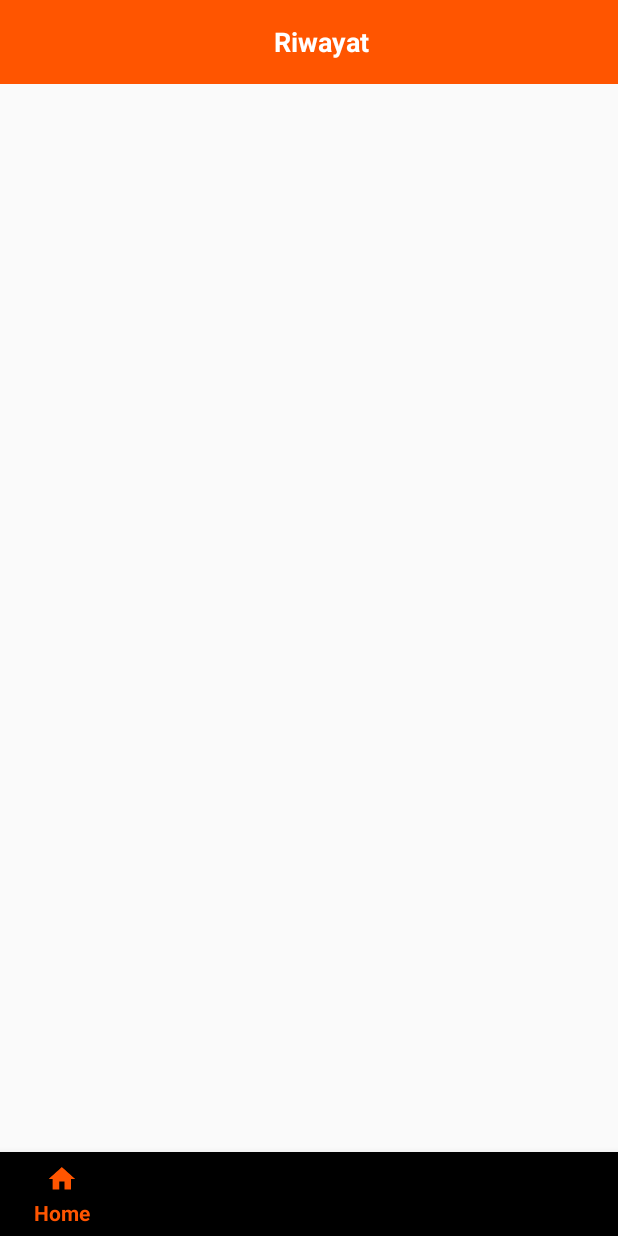
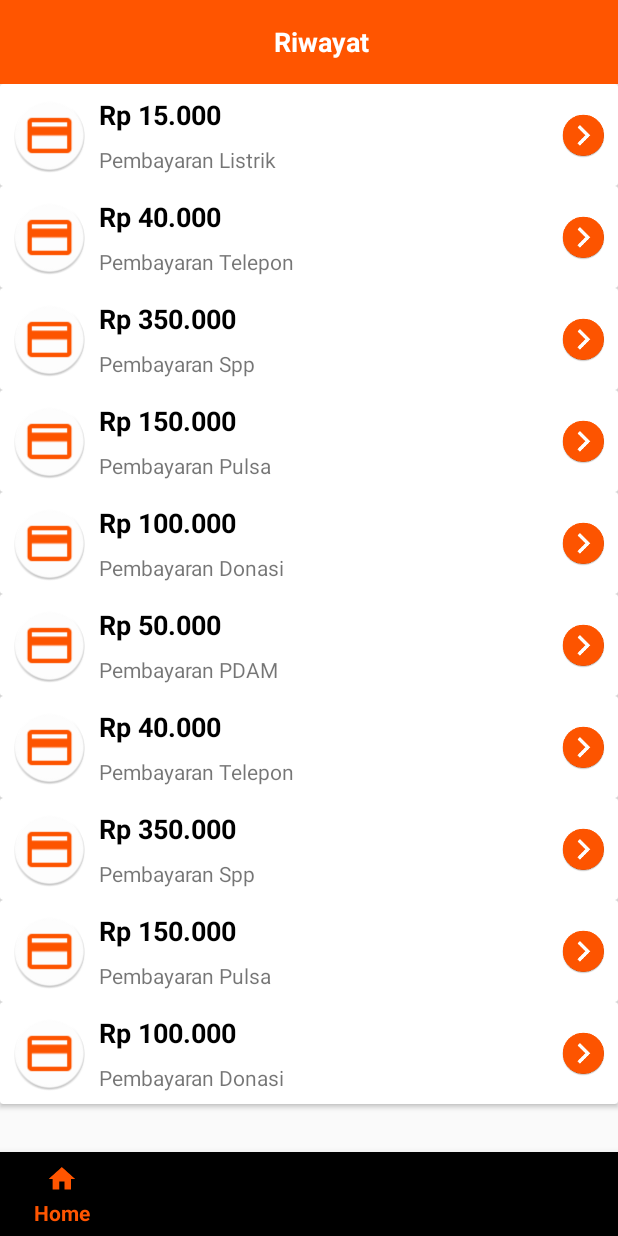
Before and after one commit to CevinWays/umuclone, an Android app: the fragment RiwayatFragment placed in its activity, on a phone screen of 412 x 824 dp. Run offline under Robolectric (Android 15) with nearby library versions, the light colour scheme and no system bars.

Commit message:
adding riwayat with recycleview

```diff
--- /dev/null
+++ b/app/src/main/java/com/cevin/umuclone/riwayat/CardViewRiwayatAdapter.java
@@ -0,0 +1,65 @@
+package com.cevin.umuclone.riwayat;
+
+import android.content.Context;
+import android.support.annotation.NonNull;
+import android.support.v7.widget.RecyclerView;
+import android.view.LayoutInflater;
+import android.view.View;
+import android.view.ViewGroup;
+import android.widget.TextView;
+
+import com.cevin.umuclone.R;
+import com.cevin.umuclone.riwayat.model.ModelRiwayat;
+
+import java.util.ArrayList;
+
+public class CardViewRiwayatAdapter extends RecyclerView.Adapter<CardViewRiwayatAdapter.CardViewViewHolder> {
+    Context context;
+    private ArrayList<ModelRiwayat> listRiwayat;
+
+    public ArrayList<ModelRiwayat> getListRiwayat() {
+        return listRiwayat;
+    }
+
+    public void setListRiwayat(ArrayList<ModelRiwayat> listRiwayat) {
+        this.listRiwayat = listRiwayat;
+    }
+
+    public CardViewRiwayatAdapter(Context context) {
+        this.context = context;
+    }
+
+    @NonNull
+    @Override
+    public CardViewRiwayatAdapter.CardViewViewHolder onCreateViewHolder(@NonNull ViewGroup viewGroup, int i) {
+        View view = LayoutInflater.from(viewGroup.getContext()).inflate(R.layout.item_cardview_riwayat, viewGroup, false);
+
+        return new CardViewViewHolder(view);
+    }
+
+    @Override
+    public void onBindViewHolder(@NonNull CardViewRiwayatAdapter.CardViewViewHolder cardViewViewHolder, int i) {
+        ModelRiwayat m = getListRiwayat().get(i);
+
+        cardViewViewHolder.textViewTotal.setText(m.getRiwayatTotal());
+        cardViewViewHolder.textViewDesc.setText(m.getRiwayatDesc());
+    }
+
+    @Override
+    public int getItemCount() {
+        return getListRiwayat().size();
+    }
+
+    public class CardViewViewHolder extends RecyclerView.ViewHolder{
+
+        TextView textViewTotal;
+        TextView textViewDesc;
+
+        public CardViewViewHolder(@NonNull View itemView) {
+            super(itemView);
+
+            textViewTotal = itemView.findViewById(R.id.textView_total_riwayat);
+            textViewDesc = itemView.findViewById(R.id.textView_desc_riwayat);
+        }
+    }
+}
--- /dev/null
+++ b/app/src/main/java/com/cevin/umuclone/riwayat/RiwayatData.java
@@ -0,0 +1,34 @@
+package com.cevin.umuclone.riwayat;
+
+import com.cevin.umuclone.riwayat.model.ModelRiwayat;
+
+import java.util.ArrayList;
+
+public class RiwayatData {
+
+    public static String[][] dataRiwayat = new String[][]{
+            {"Rp 15.000","Pembayaran Listrik"},
+            {"Rp 40.000","Pembayaran Telepon"},
+            {"Rp 350.000","Pembayaran Spp"},
+            {"Rp 150.000","Pembayaran Pulsa"},
+            {"Rp 100.000","Pembayaran Donasi"},
+            {"Rp 50.000","Pembayaran PDAM"},
+            {"Rp 40.000","Pembayaran Telepon"},
+            {"Rp 350.000","Pembayaran Spp"},
+            {"Rp 150.000","Pembayaran Pulsa"},
+            {"Rp 100.000","Pembayaran Donasi"},
+    };
+
+    public static ArrayList<ModelRiwayat> getListData(){
+        ModelRiwayat modelRiwayat = null;
+        ArrayList<ModelRiwayat> list = new ArrayList<>();
+        for(String[] aData : dataRiwayat){
+            modelRiwayat = new ModelRiwayat();
+            modelRiwayat.setRiwayatTotal(aData[0]);
+            modelRiwayat.setRiwayatDesc(aData[1]);
+
+            list.add(modelRiwayat);
+        }
+        return list;
+    }
+}
--- a/app/src/main/java/com/cevin/umuclone/riwayat/RiwayatFragment.java
+++ b/app/src/main/java/com/cevin/umuclone/riwayat/RiwayatFragment.java
@@ -4,16 +4,25 @@
 import android.support.annotation.NonNull;
 import android.support.annotation.Nullable;
 import android.support.v4.app.Fragment;
+import android.support.v7.widget.LinearLayoutManager;
+import android.support.v7.widget.RecyclerView;
+import android.util.Log;
 import android.view.LayoutInflater;
 import android.view.View;
 import android.view.ViewGroup;
 import android.widget.TextView;
 
 import com.cevin.umuclone.R;
+import com.cevin.umuclone.riwayat.model.ModelRiwayat;
+
+import java.util.ArrayList;
 
 public class RiwayatFragment extends Fragment {
 
-    TextView textViewToolbar;
+    private TextView textViewToolbar;
+    private RecyclerView recyclerViewRiwayat;
+    private ArrayList<ModelRiwayat> list = new ArrayList<>();
+
 
     public RiwayatFragment(){
 
@@ -25,8 +34,21 @@
         View view = inflater.inflate(R.layout.fragment_riwayat, container, false);
 
         textViewToolbar = view.findViewById(R.id.textView_toolbar);
+        recyclerViewRiwayat = view.findViewById(R.id.recycleView_riwayat);
+
         textViewToolbar.setText("Riwayat");
+        list.addAll(RiwayatData.getListData());
+        showRecycleCardView();
+
+        Log.d("riwayatfrag", String.valueOf(list));
 
         return view;
     }
+
+    private void showRecycleCardView() {
+        recyclerViewRiwayat.setLayoutManager(new LinearLayoutManager(this.getContext()));
+        CardViewRiwayatAdapter cardViewRiwayatAdapter = new CardViewRiwayatAdapter(this.getContext());
+        cardViewRiwayatAdapter.setListRiwayat(list);
+        recyclerViewRiwayat.setAdapter(cardViewRiwayatAdapter);
+    }
 }
--- /dev/null
+++ b/app/src/main/java/com/cevin/umuclone/riwayat/model/ModelRiwayat.java
@@ -0,0 +1,29 @@
+package com.cevin.umuclone.riwayat.model;
+
+public class ModelRiwayat {
+    private String riwayatTitle, riwayatDesc, riwayatTotal;
+
+    public String getRiwayatTitle() {
+        return riwayatTitle;
+    }
+
+    public void setRiwayatTitle(String riwayatTitle) {
+        this.riwayatTitle = riwayatTitle;
+    }
+
+    public String getRiwayatDesc() {
+        return riwayatDesc;
+    }
+
+    public void setRiwayatDesc(String riwayatDesc) {
+        this.riwayatDesc = riwayatDesc;
+    }
+
+    public String getRiwayatTotal() {
+        return riwayatTotal;
+    }
+
+    public void setRiwayatTotal(String riwayatTotal) {
+        this.riwayatTotal = riwayatTotal;
+    }
+}
--- a/app/src/main/res/layout/component_toolbar_umu.xml
+++ b/app/src/main/res/layout/component_toolbar.xml
@@ -7,10 +7,11 @@
     <android.support.v7.widget.Toolbar
         android:layout_width="match_parent"
         android:layout_height="wrap_content"
+        android:background="@color/colorPrimary"
+        android:padding="@dimen/dimen_8dp"
+        app:layout_constraintEnd_toEndOf="parent"
         app:layout_constraintStart_toStartOf="parent"
-        app:layout_constraintEnd_toEndOf="parent"
-        app:layout_constraintTop_toTopOf="parent"
-        android:background="@color/colorPrimary">
+        app:layout_constraintTop_toTopOf="parent">
 
         <android.support.constraint.ConstraintLayout
             android:layout_width="match_parent"
--- a/app/src/main/res/layout/fragment_inbox.xml
+++ b/app/src/main/res/layout/fragment_inbox.xml
@@ -10,7 +10,7 @@
         android:id="@+id/toolbar_inbox"
         android:layout_width="match_parent"
         android:layout_height="wrap_content"
-        layout="@layout/component_toolbar_umu"
+        layout="@layout/component_toolbar"
         app:layout_constraintStart_toStartOf="parent"
         app:layout_constraintEnd_toEndOf="parent"
         app:layout_constraintTop_toTopOf="parent"/>
--- a/app/src/main/res/layout/fragment_riwayat.xml
+++ b/app/src/main/res/layout/fragment_riwayat.xml
@@ -10,15 +10,16 @@
         android:id="@+id/toolbar_riwayat"
         android:layout_width="match_parent"
         android:layout_height="wrap_content"
-        layout="@layout/component_toolbar_umu"/>
+        layout="@layout/component_toolbar"/>
 
-    <ListView
-        android:id="@+id/listView_riwayat"
+    <android.support.v7.widget.RecyclerView
+        android:id="@+id/recycleView_riwayat"
         android:layout_width="match_parent"
-        android:layout_height="wrap_content"
+        android:layout_height="0dp"
         android:clickable="true"
         android:focusable="true"
         app:layout_constraintTop_toBottomOf="@+id/toolbar_riwayat"
+        app:layout_constraintBottom_toBottomOf="parent"
         app:layout_constraintStart_toStartOf="parent"
         app:layout_constraintEnd_toEndOf="parent"/>
 </android.support.constraint.ConstraintLayout>
--- a/app/src/main/res/layout/item_cardview_inbox.xml
+++ b/app/src/main/res/layout/item_cardview_inbox.xml
@@ -23,29 +23,33 @@
 
         <TextView
             android:id="@+id/textView_title_inbox_umu"
-            android:layout_width="wrap_content"
+            android:layout_width="0dp"
             android:layout_height="wrap_content"
-            android:layout_marginStart="32dp"
+            android:layout_marginStart="24dp"
             android:layout_marginTop="@dimen/dimen_8dp"
-            android:text="Bokek ini?, Cek Promo UMU yuk!"
+            android:layout_marginEnd="8dp"
             android:maxLength="200"
             android:maxLines="1"
+            android:text="Bokek ini?, Cek Promo UMU yuk!"
             android:textColor="@android:color/black"
             android:textSize="16sp"
             android:textStyle="bold"
+            app:layout_constraintEnd_toEndOf="parent"
             app:layout_constraintStart_toEndOf="@id/imageView_inbox_umu"
             app:layout_constraintTop_toTopOf="parent" />
 
         <TextView
             android:id="@+id/textView_desc_inbox_umu"
-            android:layout_width="wrap_content"
+            android:layout_width="0dp"
             android:layout_height="wrap_content"
-            android:layout_marginStart="32dp"
+            android:layout_marginStart="24dp"
+            android:layout_marginEnd="8dp"
             android:layout_marginBottom="8dp"
             android:maxLength="200"
             android:maxLines="1"
             android:text="Ada promo UMU nih, yuk cek sebelum"
             app:layout_constraintBottom_toBottomOf="parent"
+            app:layout_constraintEnd_toEndOf="parent"
             app:layout_constraintStart_toEndOf="@id/imageView_inbox_umu"
             app:layout_constraintTop_toBottomOf="@id/textView_title_inbox_umu" />
 
--- /dev/null
+++ b/app/src/main/res/layout/item_cardview_riwayat.xml
@@ -0,0 +1,65 @@
+<?xml version="1.0" encoding="utf-8"?>
+<android.support.v7.widget.CardView xmlns:android="http://schemas.android.com/apk/res/android"
+    android:layout_width="match_parent"
+    android:layout_height="wrap_content"
+    xmlns:app="http://schemas.android.com/apk/res-auto">
+
+    <android.support.constraint.ConstraintLayout
+        android:layout_width="match_parent"
+        android:layout_height="wrap_content">
+
+        <ImageView
+            android:id="@+id/imageView_riwayat"
+            android:layout_width="50dp"
+            android:layout_height="50dp"
+            android:layout_marginStart="8dp"
+            android:layout_marginTop="8dp"
+            android:layout_marginBottom="8dp"
+            android:src="@mipmap/ic_credit"
+            app:layout_constraintBottom_toBottomOf="parent"
+            app:layout_constraintStart_toStartOf="parent"
+            app:layout_constraintTop_toTopOf="parent" />
+
+        <TextView
+            android:id="@+id/textView_total_riwayat"
+            android:layout_width="0dp"
+            android:layout_height="wrap_content"
+            android:layout_marginStart="8dp"
+            android:layout_marginTop="8dp"
+            android:layout_marginEnd="8dp"
+            android:text="Rp 15.000"
+            android:textColor="@android:color/black"
+            android:textSize="18sp"
+            android:textStyle="bold"
+            app:layout_constraintEnd_toStartOf="@+id/imageView_riwayat_detail"
+            app:layout_constraintStart_toEndOf="@+id/imageView_riwayat"
+            app:layout_constraintTop_toTopOf="parent" />
+
+        <TextView
+            android:id="@+id/textView_desc_riwayat"
+            android:layout_width="0dp"
+            android:layout_height="wrap_content"
+            android:layout_marginStart="8dp"
+            android:layout_marginTop="8dp"
+            android:layout_marginEnd="8dp"
+            android:layout_marginBottom="8dp"
+            android:text="Pembayaran Listrik"
+            app:layout_constraintBottom_toBottomOf="parent"
+            app:layout_constraintEnd_toStartOf="@+id/imageView_riwayat_detail"
+            app:layout_constraintStart_toEndOf="@+id/imageView_riwayat"
+            app:layout_constraintTop_toBottomOf="@+id/textView_total_riwayat" />
+
+        <ImageView
+            android:id="@+id/imageView_riwayat_detail"
+            android:layout_width="30dp"
+            android:layout_height="30dp"
+            android:layout_marginTop="8dp"
+            android:layout_marginEnd="8dp"
+            android:layout_marginBottom="8dp"
+            android:src="@mipmap/ic_next"
+            app:layout_constraintBottom_toBottomOf="parent"
+            app:layout_constraintEnd_toEndOf="parent"
+            app:layout_constraintTop_toTopOf="parent" />
+    </android.support.constraint.ConstraintLayout>
+
+</android.support.v7.widget.CardView>
```
Also changed, not shown: app/src/main/ic_credit-web.png (added), app/src/main/res/mipmap-hdpi/ic_credit.png (added), app/src/main/res/mipmap-mdpi/ic_credit.png (added), app/src/main/res/mipmap-xhdpi/ic_credit.png (added), app/src/main/res/mipmap-xxhdpi/ic_credit.png (added), app/src/main/res/mipmap-xxxhdpi/ic_credit.png (added).
